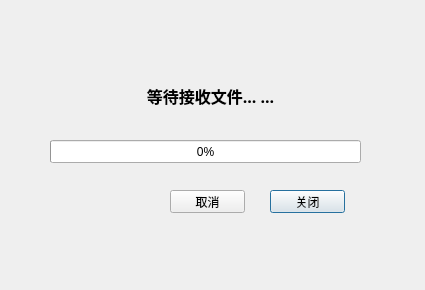
Before: the Qt Designer form tcpclient.ui in shuixn/Pathway, drawn with Qt 5.
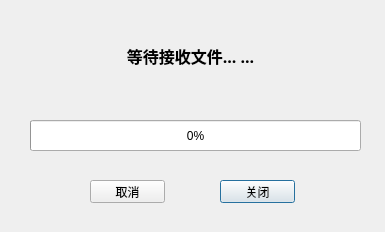
After: the same form once the commit is applied.

```diff
--- a/tcpclient.ui
+++ b/tcpclient.ui
@@ -6,8 +6,8 @@
    <rect>
     <x>0</x>
     <y>0</y>
-    <width>425</width>
-    <height>290</height>
+    <width>385</width>
+    <height>232</height>
    </rect>
   </property>
   <property name="windowTitle">
@@ -16,8 +16,8 @@
   <widget class="QLabel" name="tcpClientStatusLabel">
    <property name="geometry">
     <rect>
-     <x>50</x>
-     <y>60</y>
+     <x>30</x>
+     <y>20</y>
      <width>321</width>
      <height>71</height>
     </rect>
@@ -40,8 +40,8 @@
   <widget class="QPushButton" name="tcpClientCloseBtn">
    <property name="geometry">
     <rect>
-     <x>270</x>
-     <y>190</y>
+     <x>220</x>
+     <y>180</y>
      <width>75</width>
      <height>23</height>
     </rect>
@@ -53,10 +53,10 @@
   <widget class="QProgressBar" name="progressBar">
    <property name="geometry">
     <rect>
-     <x>50</x>
-     <y>140</y>
-     <width>311</width>
-     <height>23</height>
+     <x>30</x>
+     <y>120</y>
+     <width>331</width>
+     <height>31</height>
     </rect>
    </property>
    <property name="value">
@@ -66,8 +66,8 @@
   <widget class="QPushButton" name="tcpClientCancleBtn">
    <property name="geometry">
     <rect>
-     <x>170</x>
-     <y>190</y>
+     <x>90</x>
+     <y>180</y>
      <width>75</width>
      <height>23</height>
     </rect>
```
